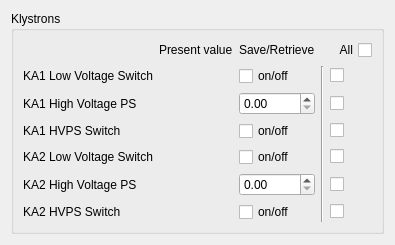
First picture: the form in src/widgets/ui/snapshot_klystrons.ui, repository srgblnch/LinacGUI, before the edit.
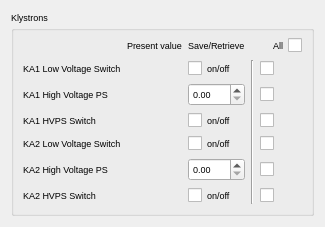
Second picture: the form after the edit. Custom widgets are drawn as their Qt base class.

Commit message: bug fix the issues with the Danger Ops in the LinacValueCheckBox. Now non of the Danger ops will be autoapply. modify the snapshot widgets

```diff
--- a/src/widgets/ui/snapshot_klystrons.ui
+++ b/src/widgets/ui/snapshot_klystrons.ui
@@ -6,10 +6,15 @@
    <rect>
     <x>0</x>
     <y>0</y>
-    <width>395</width>
-    <height>221</height>
+    <width>325</width>
+    <height>217</height>
    </rect>
   </property>
+  <property name="font">
+   <font>
+    <pointsize>7</pointsize>
+   </font>
+  </property>
   <property name="windowTitle">
    <string>Form</string>
   </property>
@@ -264,12 +269,6 @@
    <header>taurus.qt.qtgui.container</header>
    <container>1</container>
   </customwidget>
-  <customwidget>
-   <class>TaurusGroupBox</class>
-   <extends>QGroupBox</extends>
-   <header>taurus.qt.qtgui.container</header>
-   <container>1</container>
-  </customwidget>
   <customwidget>
    <class>TaurusLabel</class>
    <extends>QLabel</extends>
@@ -285,6 +284,12 @@
    <extends>QPixmapWidget</extends>
    <header>taurus.qt.qtgui.display</header>
   </customwidget>
+  <customwidget>
+   <class>TaurusGroupBox</class>
+   <extends>QGroupBox</extends>
+   <header>taurus.qt.qtgui.container</header>
+   <container>1</container>
+  </customwidget>
   <customwidget>
    <class>QPixmapWidget</class>
    <extends>QWidget</extends>
```
Left out of the diff: 26 changed lines with no effect on the pictures. The commit also changes 19 other files.
